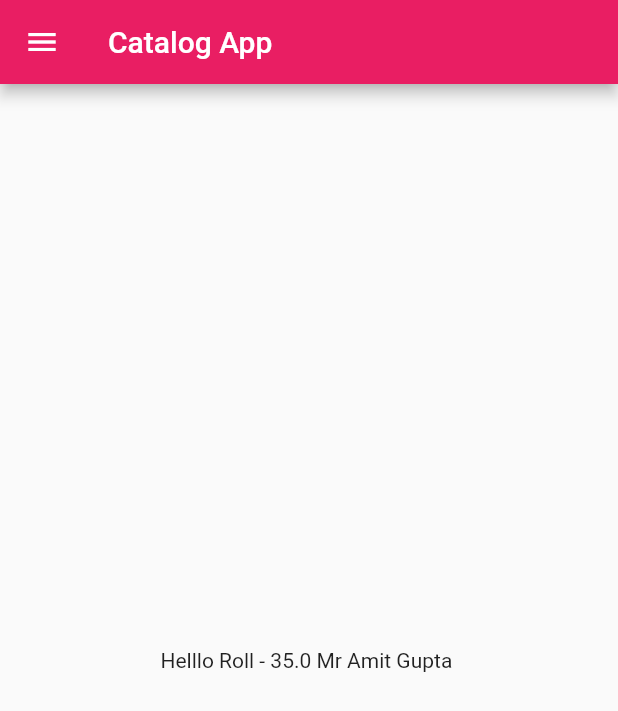
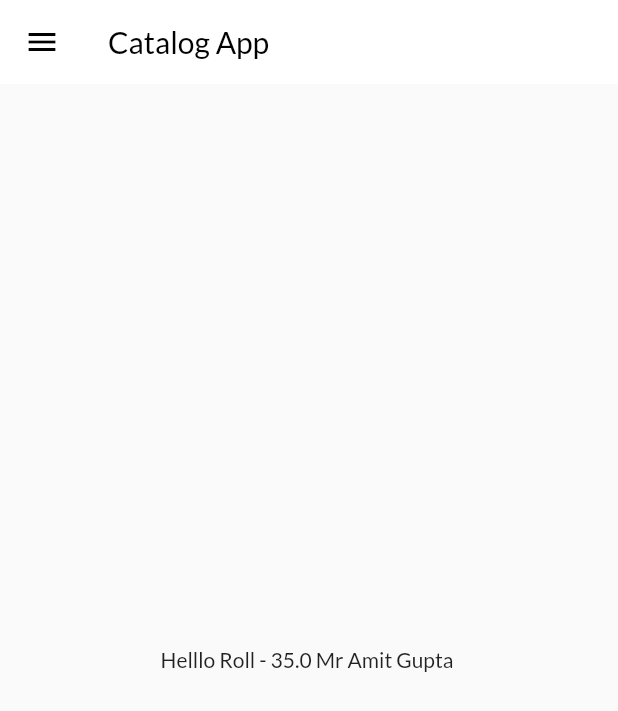
Before and after one commit to theeeep/Flutter-App-Project, a Flutter app: the screen it shows after launch, on a phone screen of 412 x 824 dp. Shown: the top 711 px of the screen. Run offline on Flutter 3.47's test engine with Material 2 defaults, Android fonts, the phone set to English and light mode, and no system bars; our stand-ins replace google_fonts.

Commit message:
Theme extracted

```diff
--- a/lib/main.dart
+++ b/lib/main.dart
@@ -2,8 +2,8 @@
 
 import 'package:basic_app/pages/login_page.dart';
 import 'package:basic_app/utils/routes.dart';
+import 'package:basic_app/widgets/theme.dart';
 import 'package:flutter/material.dart';
-import 'package:google_fonts/google_fonts.dart';
 import 'pages/home_page.dart';
 
 void main() {
@@ -17,14 +17,9 @@ class Myapp extends StatelessWidget {
   Widget build(BuildContext context) {
     return MaterialApp(
       themeMode: ThemeMode.light,
-      theme: ThemeData(primarySwatch: Colors.pink),
-      darkTheme: ThemeData(
-        brightness: Brightness.dark,
-        primarySwatch: Colors.red,
-        fontFamily: GoogleFonts.lato().fontFamily,
-        // primaryTextTheme: GoogleFonts.latoTextTheme(),
-      ),
-      debugShowCheckedModeBanner: false,  //! To hide debug badge
+      theme: MyTheme.lightTheme(context),
+      darkTheme: MyTheme.darkTheme(context),
+      debugShowCheckedModeBanner: false, //! To hide debug badge
       initialRoute: MyRoute.homeRoute,
       routes: {
         // "/": (context) => LogInPage(),
--- /dev/null
+++ b/lib/widgets/theme.dart
@@ -0,0 +1,21 @@
+import 'package:flutter/material.dart';
+import 'package:google_fonts/google_fonts.dart';
+
+class MyTheme {
+  static ThemeData lightTheme(BuildContext context) => ThemeData(
+        primarySwatch: Colors.pink,
+        fontFamily: GoogleFonts.lato().fontFamily,
+        appBarTheme: AppBarTheme(
+          color: Colors.white,
+          elevation: 0.0,
+          iconTheme: IconThemeData(color: Colors.black),
+          foregroundColor: Colors.black,
+        ),
+        // primaryTextTheme: GoogleFonts.latoTextTheme(),
+      );
+
+  static ThemeData darkTheme(BuildContext context) => ThemeData(
+        brightness: Brightness.dark,
+        // primaryTextTheme: GoogleFonts.latoTextTheme(),
+      );
+}
```
